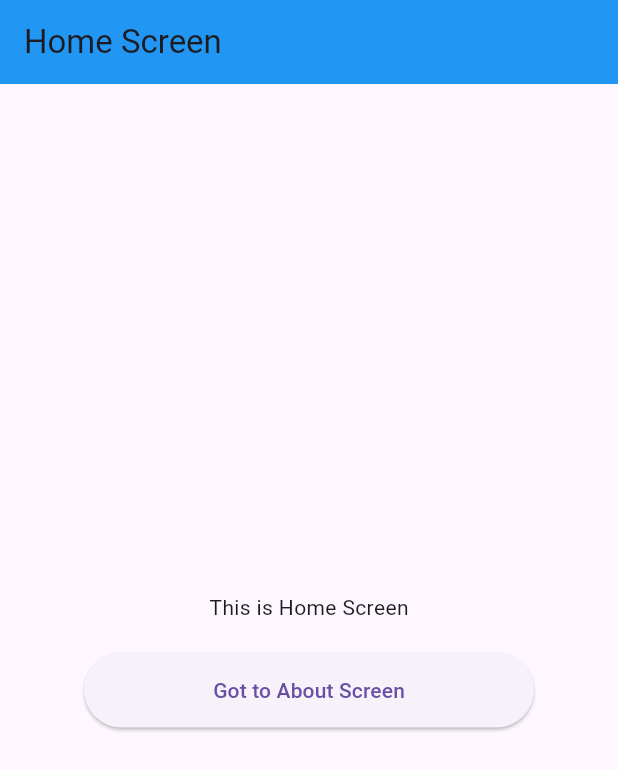
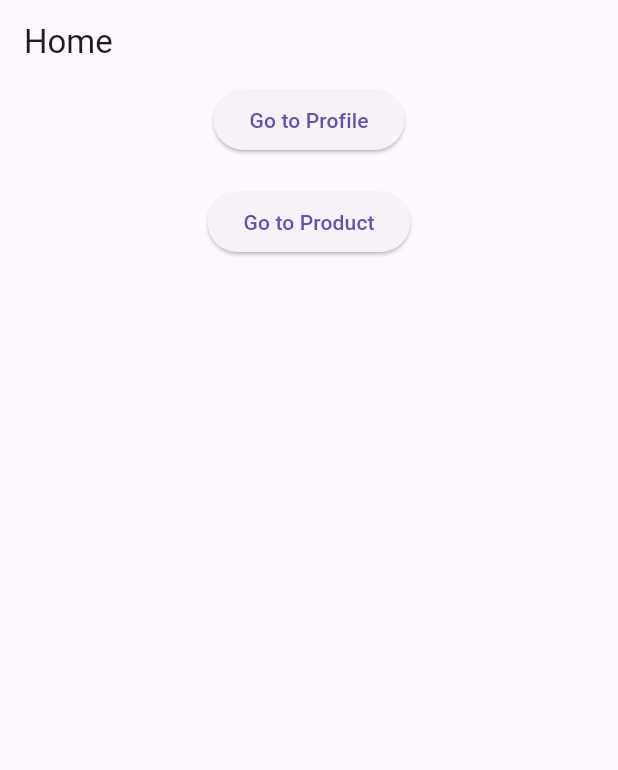
Before and after one commit to OwaisRaza1941/Learning_widgets_and_advaced_navigation, a Flutter app: the screen it shows after launch, on a phone screen of 412 x 824 dp. Shown: the top 770 px of the screen. Run offline on Flutter 3.47's test engine with Material 3 defaults, Android fonts, the phone set to English and light mode, and no system bars; our stand-ins replace go_router, url_strategy.

Commit message:
Learning_projets

```diff
--- a/lib/routes/app_router.dart
+++ b/lib/routes/app_router.dart
@@ -1,25 +1,54 @@
 import 'package:go_router/go_router.dart';
-import 'package:learning/routes/app_routes.dart';
-import 'package:learning/screens/navigator_2.0_paractice/about_screen.dart';
-import 'package:learning/screens/navigator_2.0_paractice/home_screen.dart';
-import 'package:learning/screens/navigator_2.0_paractice/profile_screen.dart';
+import 'package:learning/screens/deep_linking_advanced.dart/error_page.dart';
+import 'package:learning/screens/deep_linking_advanced.dart/home_page.dart';
+import 'package:learning/screens/deep_linking_advanced.dart/product_page.dart';
+import 'package:learning/screens/deep_linking_advanced.dart/profile_page.dart';
 
 class AppRouter {
+  // simple go router use google recomandation for Naviagtor 2.0
+
+  // static GoRouter router = GoRouter(
+  //   initialLocation: "/",
+  //   routes: [
+  //     GoRoute(
+  //       path: AppRoutes.homeScreen,
+  //       builder: (context, state) => HomeScreen(),
+  //     ),
+  //     GoRoute(
+  //       path: AppRoutes.aboutScreen,
+  //       builder: (context, state) => AboutScreen(),
+  //     ),
+  //     GoRoute(
+  //       path: AppRoutes.profileScreen,
+  //       builder: (context, state) => ProfileScreen(),
+  //     ),
+  //   ],
+  // );
+
   static GoRouter router = GoRouter(
-    initialLocation: "/",
+    initialLocation: '/',
     routes: [
       GoRoute(
-        path: AppRoutes.homeScreen,
-        builder: (context, state) => HomeScreen(),
+        path: '/',
+        name: 'home',
+        builder: (context, state) => const HomePage(),
       ),
       GoRoute(
-        path: AppRoutes.aboutScreen,
-        builder: (context, state) => AboutScreen(),
+        path: '/profile/:username',
+        name: 'profile',
+        builder: (context, state) {
+          final username = state.pathParameters['username']!;
+          return ProfilePage(username: username);
+        },
       ),
-      GoRoute(
-        path: AppRoutes.profileScreen,
-        builder: (context, state) => ProfileScreen(),
-      ),
+     GoRoute(
+      path: '/product/:id',
+      builder: (context, state) {
+        final productId = state.pathParameters['id']!;
+        return ProductPage(productId: productId);
+      },
+    ),
     ],
+    errorBuilder: (context, state) => const ErrorPage(),
   );
 }
--- a/lib/routes/app_routes.dart
+++ b/lib/routes/app_routes.dart
@@ -1,5 +1,9 @@
 class AppRoutes {
-  static const String homeScreen = "/";
-  static const String aboutScreen = "/about"; // ✅ Fixed
-  static const String profileScreen = "/profile";
+  // static const String homeScreen = "/";
+  // static const String aboutScreen = "/about"; // ✅ Fixed
+  // static const String profileScreen = "/profile";
+
+  static const String homePage = "/";
+  static const String profilePage = "/profile";
+  static const String productPage = "/product:id";
 }
--- /dev/null
+++ b/lib/screens/deep_linking_advanced.dart/home_page.dart
@@ -0,0 +1,29 @@
+import 'package:flutter/material.dart';
+import 'package:go_router/go_router.dart';
+import 'package:learning/routes/app_routes.dart';
+
+class HomePage extends StatelessWidget {
+  const HomePage({super.key});
+
+  @override
+  Widget build(BuildContext context) {
+    return Scaffold(
+      appBar: AppBar(title: const Text('Home')),
+      body: Center(
+        child: Column(
+          children: [
+            ElevatedButton(
+              onPressed: () => context.go('${AppRoutes.profilePage}/owais'),
+              child: const Text("Go to Profile"),
+            ),
+            SizedBox(height: 20),
+            ElevatedButton(
+              onPressed: () => context.go('/product/1'),
+              child: const Text("Go to Product"),
+            ),
+          ],
+        ),
+      ),
+    );
+  }
+}
--- a/pubspec.yaml
+++ b/pubspec.yaml
@@ -61,8 +61,8 @@ flutter:
   uses-material-design: true
 
   # To add assets to your application, add an assets section, like this:
-  # assets:
-  #   - images/a_dot_burr.jpeg
+  assets:
+    - assets/
   #   - images/a_dot_ham.jpeg
 
   # An image asset can refer to one or more resolution-specific "variants", see
```
Also changed, not shown: lib/screens/deep_linking_advanced.dart/error_page.dart (added, +13 -0 lines), lib/screens/deep_linking_advanced.dart/product_page.dart (added, +45 -0 lines), lib/screens/deep_linking_advanced.dart/profile_page.dart (added, +15 -0 lines), lib/screens/deep_linking_paractice.dart (deleted, +0 -10 lines), assets/image1.png (added), assets/image2.png (added).
